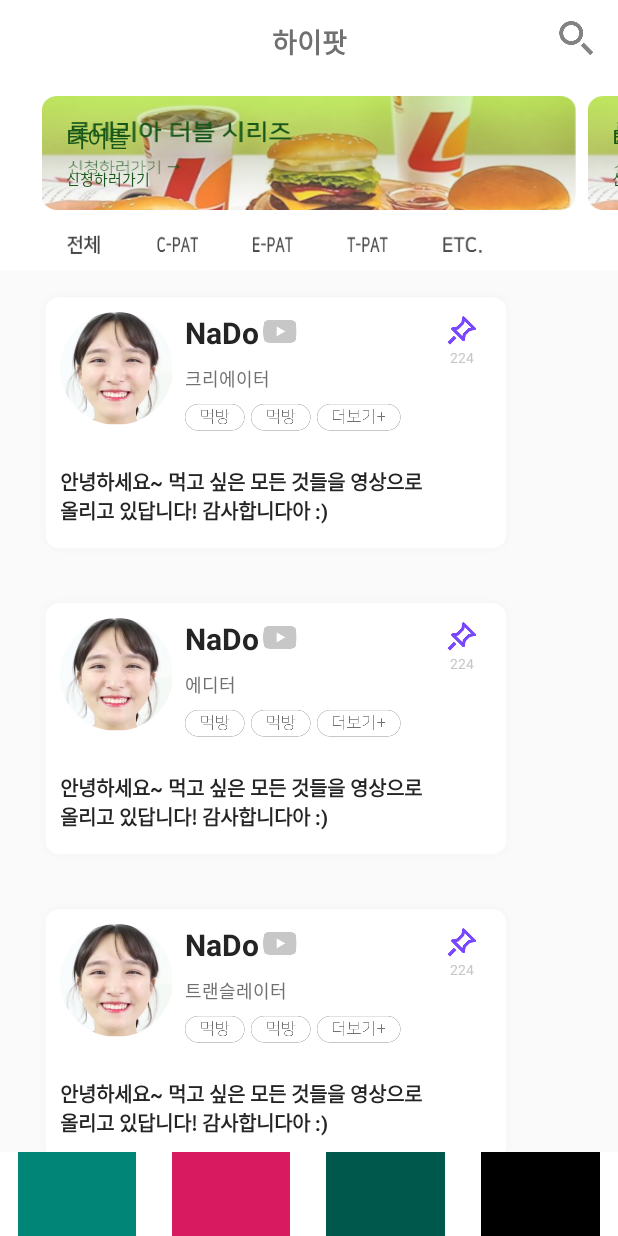
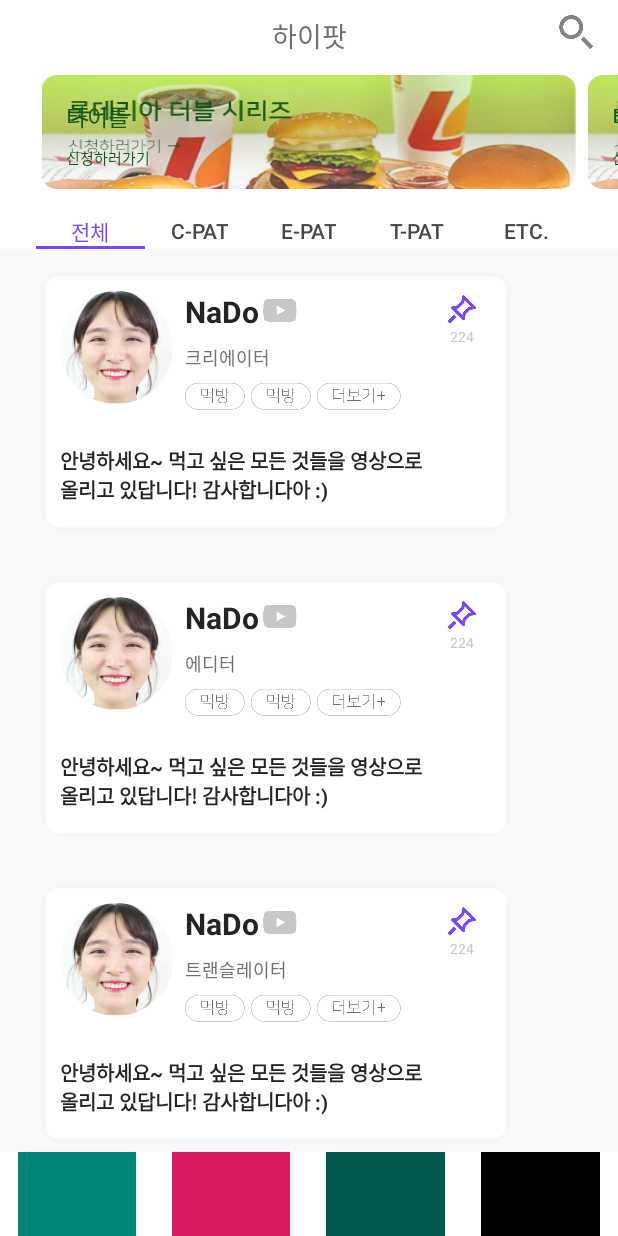
Before and after one commit to dlthgml1997/HiPart_ANDROID, an Android app: the screen it shows after launch (MainActivity), item 2 of the bottom bar chosen, on a phone screen of 412 x 824 dp. Run offline under Robolectric (Android 15) with nearby library versions, the phone set to English and light mode, and no system bars.

Commit message:
change TabLayout Color

```diff
--- a/app/src/main/java/com/android/hipart_android/ui/hipat/HiPatFragment.kt
+++ b/app/src/main/java/com/android/hipart_android/ui/hipat/HiPatFragment.kt
@@ -47,17 +47,23 @@ class HiPatFragment : Fragment() {
 
         navHipatFragLayout = (activity!!.getSystemService(Context.LAYOUT_INFLATER_SERVICE) as LayoutInflater)
             .inflate(R.layout.navigation_category_hipat_port, null, false)
-        tl_hipat_frag_pat_nav.getTabAt(0)!!.customView = navHipatFragLayout
-            .findViewById(R.id.rl_hipat_nav_all)
-        tl_hipat_frag_pat_nav.getTabAt(1)!!.customView = navHipatFragLayout
-            .findViewById(R.id.rl_hipat_nav_cpat)
-        tl_hipat_frag_pat_nav.getTabAt(2)!!.customView = navHipatFragLayout
-            .findViewById(R.id.rl_hipat_nav_epat)
-        tl_hipat_frag_pat_nav.getTabAt(3)!!.customView = navHipatFragLayout
-            .findViewById(R.id.rl_hipat_nav_tpat)
-        tl_hipat_frag_pat_nav.getTabAt(4)!!.customView = navHipatFragLayout
-            .findViewById(R.id.rl_hipat_nav_etc)
+//        tl_hipat_frag_pat_nav.getTabAt(0)!!.customView = navHipatFragLayout
+//            .findViewById(R.id.rl_hipat_nav_all)
+//        tl_hipat_frag_pat_nav.getTabAt(1)!!.customView = navHipatFragLayout
+//            .findViewById(R.id.rl_hipat_nav_cpat)
+//        tl_hipat_frag_pat_nav.getTabAt(2)!!.customView = navHipatFragLayout
+//            .findViewById(R.id.rl_hipat_nav_epat)
+//        tl_hipat_frag_pat_nav.getTabAt(3)!!.customView = navHipatFragLayout
+//            .findViewById(R.id.rl_hipat_nav_tpat)
+//        tl_hipat_frag_pat_nav.getTabAt(4)!!.customView = navHipatFragLayout
+//            .findViewById(R.id.rl_hipat_nav_etc)
+
+        tl_hipat_frag_pat_nav.getTabAt(0)!!.text = "전체"
+        tl_hipat_frag_pat_nav.getTabAt(1)!!.text = "C-PAT"
+        tl_hipat_frag_pat_nav.getTabAt(2)!!.text = "E-PAT"
+        tl_hipat_frag_pat_nav.getTabAt(3)!!.text = "T-PAT"
+        tl_hipat_frag_pat_nav.getTabAt(4)!!.text = "ETC."
+
 
     }
-
 }
--- a/app/src/main/res/layout/fragment_hipat.xml
+++ b/app/src/main/res/layout/fragment_hipat.xml
@@ -13,20 +13,23 @@
                 android:id="@+id/vp_hipat_frag_ad"
                 android:layout_width="match_parent"
                 android:layout_height="76dp"
-                android:layout_marginTop="8dp"
+                android:layout_marginTop="2dp"
                 android:overScrollMode="never"
                 android:clipToPadding="false"
                 android:paddingHorizontal="24dp"
         />
         <android.support.design.widget.TabLayout
-                android:layout_marginLeft="24dp"
                 android:id="@+id/tl_hipat_frag_pat_nav"
                 android:layout_width="match_parent"
                 android:layout_height="24dp"
-                app:tabIndicatorHeight="0dp"
                 android:layout_marginTop="16dp"
-                android:layout_marginRight="72dp"
-        />
+                android:layout_marginHorizontal="24dp"
+                app:tabTextColor="#484848"
+                android:textAlignment="center"
+                app:tabSelectedTextColor="#7947fd"
+                app:tabIndicatorColor="#7947fd"
+                app:tabIndicatorHeight="2dp"
+                android:overScrollMode="never"/>
         <android.support.v4.view.ViewPager
                 android:id="@+id/vp_hipat_frag_nav"
                 android:layout_width="match_parent"
--- a/app/src/main/res/layout/navigation_category_hipat_port.xml
+++ b/app/src/main/res/layout/navigation_category_hipat_port.xml
@@ -1,71 +1,85 @@
 <?xml version="1.0" encoding="utf-8"?>
 <LinearLayout xmlns:android="http://schemas.android.com/apk/res/android"
               android:orientation="horizontal"
-              android:layout_width="match_parent"
+              android:layout_width="wrap_content"
               android:layout_height="24dp">
     <RelativeLayout
             android:id="@+id/rl_hipat_nav_all"
+            android:layout_width="42dp"
+            android:layout_height="wrap_content"
+            android:gravity="center">
+        <TextView
+                android:text="전체"
+                android:id="@+id/txt_hipat_nav_all"
+                android:textSize="14sp"
+                android:textColor="#484848"
+                android:fontFamily="@font/nanum_square_bold"
                 android:layout_width="match_parent"
                 android:layout_height="wrap_content"
-            android:layout_weight="1"
-            android:gravity="center">
-        <ImageView
-                android:id="@+id/img_hipat_nav_all"
-                android:src="@drawable/hipat_nav_all_off_btn"
-                android:scaleType="fitXY"
-                android:layout_width="wrap_content"
-                android:layout_height="wrap_content"/>
+                android:gravity="center"/>
     </RelativeLayout>
     <RelativeLayout
             android:id="@+id/rl_hipat_nav_cpat"
+            android:layout_width="58dp"
+            android:layout_height="wrap_content"
+            android:gravity="center"
+    >
+        <TextView
+                android:text="C_PAT"
+                android:id="@+id/txt_hipat_nav_cpat"
+                android:textSize="14sp"
+                android:textColor="#484848"
+                android:fontFamily="@font/nanum_square_bold"
                 android:layout_width="match_parent"
                 android:layout_height="wrap_content"
-        android:layout_weight="1"
-        android:gravity="center">
-    <ImageView
-            android:id="@+id/img_hipat_nav_cpat"
-            android:src="@drawable/hipat_nav_cpat_off_btn"
-            android:layout_width="wrap_content"
-            android:scaleType="fitXY"
-            android:layout_height="wrap_content"/>
+                android:gravity="center"/>
     </RelativeLayout>
     <RelativeLayout
             android:id="@+id/rl_hipat_nav_epat"
+            android:layout_width="58dp"
+            android:layout_height="wrap_content"
+            android:gravity="center"
+    >
+        <TextView
+                android:text="E-PAT"
+                android:id="@+id/txt_hipat_nav_epat"
+                android:textSize="14sp"
+                android:textColor="#484848"
+                android:fontFamily="@font/nanum_square_bold"
                 android:layout_width="match_parent"
                 android:layout_height="wrap_content"
-        android:layout_weight="1"
-        android:gravity="center">
-    <ImageView
-            android:id="@+id/img_hipat_nav_epat"
-            android:src="@drawable/hipat_nav_epat_off_btn"
-            android:scaleType="fitXY"
-            android:layout_width="wrap_content"
-            android:layout_height="wrap_content"/>
+                android:gravity="center"/>
     </RelativeLayout>
     <RelativeLayout
+            android:id="@+id/txt_hipat_nav_tpat"
+            android:layout_width="58dp"
+            android:layout_height="wrap_content"
+            android:gravity="center"
+    >
+        <TextView
+                android:text="T-PAT"
                 android:id="@+id/rl_hipat_nav_tpat"
-        android:layout_width="match_parent"
+                android:textSize="14sp"
+                android:textColor="#484848"
+                android:fontFamily="@font/nanum_square_bold"
+                android:layout_width="58dp"
                 android:layout_height="wrap_content"
-        android:layout_weight="1"
-        android:gravity="center">
-    <ImageView
-            android:id="@+id/img_hipat_nav_tpat"
-            android:src="@drawable/hipat_nav_tpat_off_btn"
-            android:scaleType="fitXY"
-            android:layout_width="wrap_content"
-            android:layout_height="wrap_content"/>
+                android:gravity="center"/>
     </RelativeLayout>
     <RelativeLayout
             android:id="@+id/rl_hipat_nav_etc"
+            android:layout_width="42dp"
+            android:layout_height="wrap_content"
+            android:gravity="center"
+    >
+        <TextView
+                android:text="ETC."
+                android:id="@+id/txt_hipat_nav_etc"
+                android:textSize="14sp"
+                android:textColor="#484848"
+                android:fontFamily="@font/nanum_square_bold"
                 android:layout_width="match_parent"
                 android:layout_height="wrap_content"
-            android:layout_weight="1"
-            android:gravity="center">
-        <ImageView
-                android:id="@+id/img_hipat_nav_etc"
-                android:src="@drawable/hipat_nav_etc_off_btn"
-                android:scaleType="fitXY"
-                android:layout_width="wrap_content"
-                android:layout_height="wrap_content"/>
+                android:gravity="center"/>
     </RelativeLayout>
 </LinearLayout>
--- a/app/src/main/res/layout/toolbar_hipat.xml
+++ b/app/src/main/res/layout/toolbar_hipat.xml
@@ -3,7 +3,7 @@
                                    xmlns:app="http://schemas.android.com/apk/res-auto"
                                    app:contentInsetStart="0dp"
                                    android:layout_width="match_parent"
-                                   android:layout_height="wrap_content">
+                                   android:layout_height="48dp">
     <RelativeLayout
             android:layout_width="match_parent"
             android:layout_height="wrap_content">
@@ -14,7 +14,7 @@
                 android:gravity="center_horizontal"
                 android:textSize="18sp"
                 android:textColor="#707070"
-                android:textStyle="bold"
+                android:fontFamily="@font/nanum_bold"
         />
         <ImageView
                 android:id="@+id/btn_hipat_frag_search"
```
Lines whose indentation alone changed are shown as unchanged.
